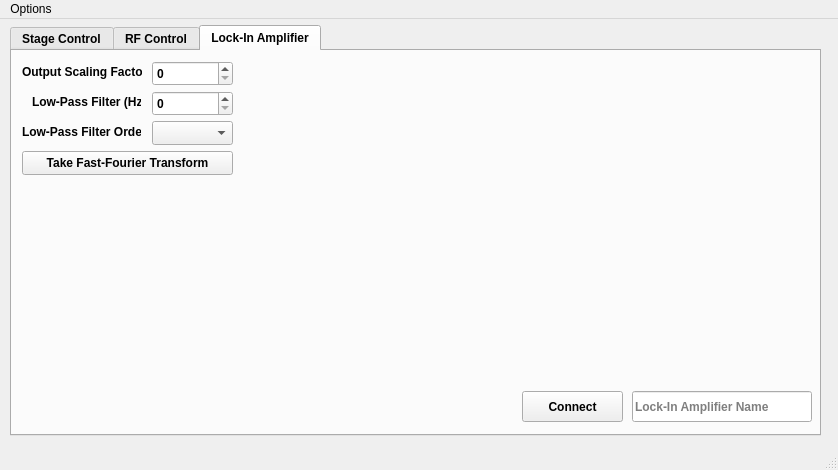
Qt form scanning_magnetometer.ui (WarwickEPR/ScanningMagnetometry) before a commit.
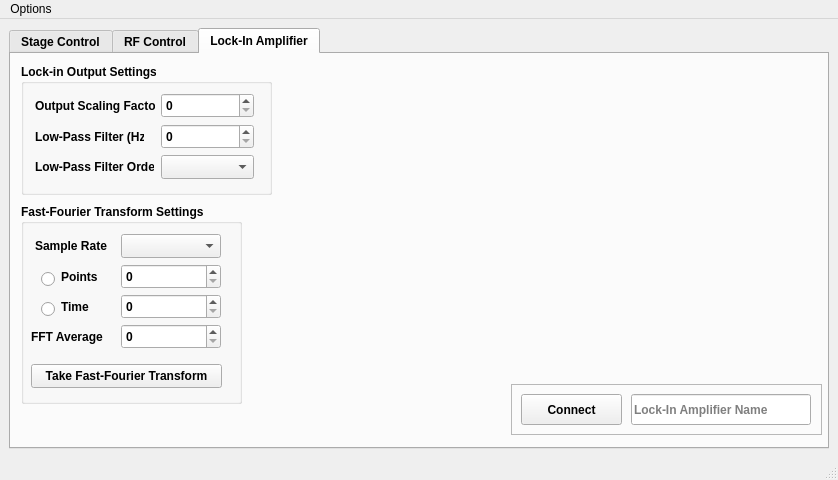
The same form after that commit. The open tabs and pages were chosen to show the change. Custom widgets are drawn as their Qt base class.

Commit message:
Added ODMR and FFT graph windows
ODMR and FFT graph windows now open up when ODMR and FFT buttons clicked, this will be used to fit ODMRs and calculate sensitivity, respectively.

Patch:
```diff
--- a/scanning_magnetometer.ui
+++ b/scanning_magnetometer.ui
@@ -7,7 +7,7 @@
     <x>0</x>
     <y>0</y>
     <width>838</width>
-    <height>470</height>
+    <height>480</height>
    </rect>
   </property>
   <property name="windowTitle">
@@ -17,15 +17,9 @@
    <enum>QTabWidget::Rounded</enum>
   </property>
   <widget class="QWidget" name="centralwidget">
-   <widget class="QTabWidget" name="LIATab">
-    <property name="geometry">
-     <rect>
-      <x>10</x>
-      <y>6</y>
-      <width>811</width>
-      <height>411</height>
-     </rect>
-    </property>
+   <layout class="QHBoxLayout" name="horizontalLayout_2">
+    <item>
+     <widget class="QTabWidget" name="TabController">
     <property name="font">
      <font>
       <bold>true</bold>
@@ -1078,29 +1072,73 @@
        </property>
       </widget>
      </widget>
-    </widget>
-    <widget class="QWidget" name="tab">
+       <widget class="QFrame" name="frame_5">
+        <property name="geometry">
+         <rect>
+          <x>500</x>
+          <y>330</y>
+          <width>311</width>
+          <height>51</height>
+         </rect>
+        </property>
+        <property name="frameShape">
+         <enum>QFrame::StyledPanel</enum>
+        </property>
+        <property name="frameShadow">
+         <enum>QFrame::Raised</enum>
+        </property>
+        <widget class="QLineEdit" name="MWSourceIPAddressBox">
+         <property name="geometry">
+          <rect>
+           <x>120</x>
+           <y>10</y>
+           <width>180</width>
+           <height>31</height>
+          </rect>
+         </property>
+         <property name="placeholderText">
+          <string>Microwave Source IP Address</string>
+         </property>
+        </widget>
+        <widget class="QPushButton" name="connectMWSourceButton">
+         <property name="geometry">
+          <rect>
+           <x>10</x>
+           <y>10</y>
+           <width>100</width>
+           <height>31</height>
+          </rect>
+         </property>
+         <property name="text">
+          <string>Connect</string>
+         </property>
+        </widget>
+       </widget>
+      </widget>
+      <widget class="QWidget" name="LIATab">
      <attribute name="title">
       <string>Lock-In Amplifier</string>
      </attribute>
-     <widget class="QPushButton" name="pushButton_3">
+       <widget class="QFrame" name="frame_6">
       <property name="geometry">
        <rect>
-        <x>510</x>
-        <y>340</y>
-        <width>101</width>
-        <height>31</height>
-       </rect>
-      </property>
-      <property name="text">
-       <string>Connect</string>
-      </property>
-     </widget>
+          <x>500</x>
+          <y>330</y>
+          <width>311</width>
+          <height>51</height>
+         </rect>
+        </property>
+        <property name="frameShape">
+         <enum>QFrame::StyledPanel</enum>
+        </property>
+        <property name="frameShadow">
+         <enum>QFrame::Raised</enum>
+        </property>
      <widget class="QLineEdit" name="MWSourceIPAddressBox_3">
       <property name="geometry">
        <rect>
-        <x>620</x>
-        <y>340</y>
+           <x>120</x>
+           <y>10</y>
         <width>180</width>
         <height>31</height>
        </rect>
@@ -1109,13 +1147,49 @@
        <string>Lock-In Amplifier Name</string>
       </property>
      </widget>
+        <widget class="QPushButton" name="pushButton_3">
+         <property name="geometry">
+          <rect>
+           <x>10</x>
+           <y>10</y>
+           <width>101</width>
+           <height>31</height>
+          </rect>
+         </property>
+         <property name="text">
+          <string>Connect</string>
+         </property>
+        </widget>
+       </widget>
+       <widget class="QGroupBox" name="groupBox_3">
+        <property name="geometry">
+         <rect>
+          <x>10</x>
+          <y>10</y>
+          <width>251</width>
+          <height>131</height>
+         </rect>
+        </property>
+        <property name="title">
+         <string>Lock-in Output Settings</string>
+        </property>
+        <widget class="QComboBox" name="comboBox">
+         <property name="geometry">
+          <rect>
+           <x>140</x>
+           <y>91</y>
+           <width>93</width>
+           <height>24</height>
+          </rect>
+         </property>
+        </widget>
      <widget class="QLabel" name="label_39">
       <property name="geometry">
        <rect>
-        <x>10</x>
-        <y>13</y>
+           <x>14</x>
+           <y>29</y>
         <width>120</width>
-        <height>16</height>
+           <height>25</height>
        </rect>
       </property>
       <property name="text">
@@ -1125,23 +1199,33 @@
      <widget class="QLabel" name="label_40">
       <property name="geometry">
        <rect>
-        <x>20</x>
-        <y>43</y>
+           <x>14</x>
+           <y>60</y>
         <width>109</width>
-        <height>16</height>
+           <height>25</height>
        </rect>
       </property>
       <property name="text">
        <string>Low-Pass Filter (Hz)</string>
       </property>
      </widget>
+        <widget class="QSpinBox" name="spinBox_2">
+         <property name="geometry">
+          <rect>
+           <x>140</x>
+           <y>29</y>
+           <width>93</width>
+           <height>25</height>
+          </rect>
+         </property>
+        </widget>
      <widget class="QLabel" name="label_41">
       <property name="geometry">
        <rect>
-        <x>10</x>
-        <y>73</y>
+           <x>14</x>
+           <y>91</y>
         <width>119</width>
-        <height>16</height>
+           <height>24</height>
        </rect>
       </property>
       <property name="text">
@@ -1152,38 +1236,77 @@
       <property name="geometry">
        <rect>
         <x>140</x>
-        <y>10</y>
-        <width>81</width>
+           <y>60</y>
+           <width>93</width>
         <height>25</height>
        </rect>
       </property>
      </widget>
-     <widget class="QSpinBox" name="spinBox_2">
+       </widget>
+       <widget class="QGroupBox" name="groupBox_4">
       <property name="geometry">
        <rect>
-        <x>140</x>
-        <y>40</y>
-        <width>81</width>
-        <height>25</height>
-       </rect>
-      </property>
-     </widget>
-     <widget class="QComboBox" name="comboBox">
+          <x>10</x>
+          <y>150</y>
+          <width>221</width>
+          <height>200</height>
+         </rect>
+        </property>
+        <property name="title">
+         <string>Fast-Fourier Transform Settings</string>
+        </property>
+        <widget class="QComboBox" name="comboBox_2">
       <property name="geometry">
        <rect>
-        <x>140</x>
-        <y>70</y>
-        <width>81</width>
+           <x>100</x>
+           <y>30</y>
+           <width>100</width>
         <height>24</height>
        </rect>
       </property>
      </widget>
-     <widget class="QPushButton" name="pushButton_4">
+        <widget class="QLabel" name="label_42">
+         <property name="geometry">
+          <rect>
+           <x>14</x>
+           <y>29</y>
+           <width>81</width>
+           <height>25</height>
+          </rect>
+         </property>
+         <property name="text">
+          <string>Sample Rate</string>
+         </property>
+        </widget>
+        <widget class="QLabel" name="label_43">
+         <property name="geometry">
+          <rect>
+           <x>40</x>
+           <y>60</y>
+           <width>41</width>
+           <height>25</height>
+          </rect>
+         </property>
+         <property name="text">
+          <string>Points</string>
+         </property>
+        </widget>
+        <widget class="QSpinBox" name="spinBox_6">
+         <property name="geometry">
+          <rect>
+           <x>100</x>
+           <y>60</y>
+           <width>100</width>
+           <height>25</height>
+          </rect>
+         </property>
+        </widget>
+        <widget class="QPushButton" name="takeFFTButton">
       <property name="geometry">
        <rect>
         <x>10</x>
-        <y>100</y>
-        <width>211</width>
+           <y>160</y>
+           <width>191</width>
         <height>24</height>
        </rect>
       </property>
@@ -1191,18 +1314,95 @@
        <string>Take Fast-Fourier Transform</string>
       </property>
      </widget>
-     <widget class="PlotWidget" name="graphWidget" native="true">
+        <widget class="QSpinBox" name="spinBox_7">
       <property name="geometry">
        <rect>
-        <x>230</x>
-        <y>10</y>
-        <width>561</width>
-        <height>311</height>
+           <x>100</x>
+           <y>90</y>
+           <width>100</width>
+           <height>25</height>
        </rect>
       </property>
      </widget>
-    </widget>
-   </widget>
+        <widget class="QLabel" name="label_47">
+         <property name="geometry">
+          <rect>
+           <x>40</x>
+           <y>90</y>
+           <width>41</width>
+           <height>25</height>
+          </rect>
+         </property>
+         <property name="text">
+          <string>Time</string>
+         </property>
+        </widget>
+        <widget class="QRadioButton" name="radioButton">
+         <property name="geometry">
+          <rect>
+           <x>20</x>
+           <y>60</y>
+           <width>20</width>
+           <height>30</height>
+          </rect>
+         </property>
+         <property name="layoutDirection">
+          <enum>Qt::LeftToRight</enum>
+         </property>
+         <property name="autoFillBackground">
+          <bool>false</bool>
+         </property>
+         <property name="text">
+          <string/>
+         </property>
+        </widget>
+        <widget class="QRadioButton" name="radioButton_2">
+         <property name="geometry">
+          <rect>
+           <x>20</x>
+           <y>90</y>
+           <width>20</width>
+           <height>30</height>
+          </rect>
+         </property>
+         <property name="layoutDirection">
+          <enum>Qt::LeftToRight</enum>
+         </property>
+         <property name="autoFillBackground">
+          <bool>false</bool>
+         </property>
+         <property name="text">
+          <string/>
+         </property>
+        </widget>
+        <widget class="QLabel" name="label_46">
+         <property name="geometry">
+          <rect>
+           <x>10</x>
+           <y>120</y>
+           <width>80</width>
+           <height>25</height>
+          </rect>
+         </property>
+         <property name="text">
+          <string>FFT Average</string>
+         </property>
+        </widget>
+        <widget class="QSpinBox" name="spinBox_8">
+         <property name="geometry">
+          <rect>
+           <x>100</x>
+           <y>120</y>
+           <width>100</width>
+           <height>25</height>
+          </rect>
+         </property>
+        </widget>
+       </widget>
+      </widget>
+     </widget>
+    </item>
+   </layout>
   </widget>
   <widget class="QMenuBar" name="menubar">
    <property name="geometry">
@@ -1243,14 +1443,6 @@
    </property>
   </action>
  </widget>
- <customwidgets>
-  <customwidget>
-   <class>PlotWidget</class>
-   <extends>QWidget</extends>
-   <header>pyqtgraph</header>
-   <container>1</container>
-  </customwidget>
- </customwidgets>
  <resources/>
  <connections/>
 </ui>
```
Left out of the diff: 97 changed lines with no effect on the pictures. Lines whose indentation alone changed are shown as unchanged. The commit also changes 3 other files.
